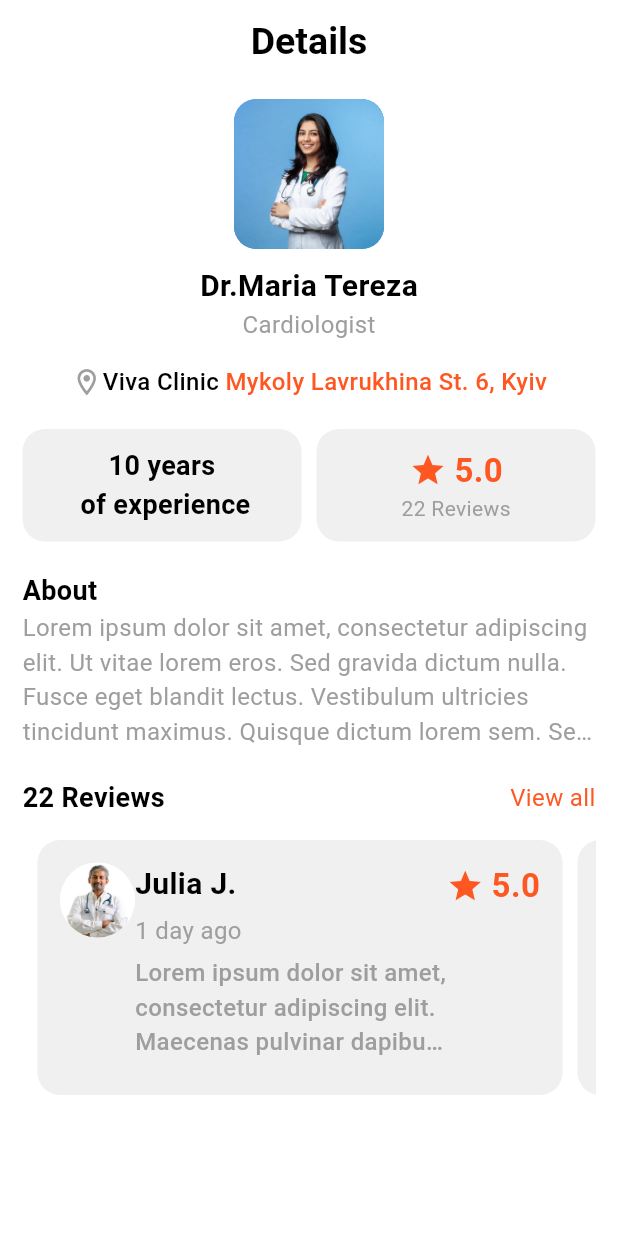
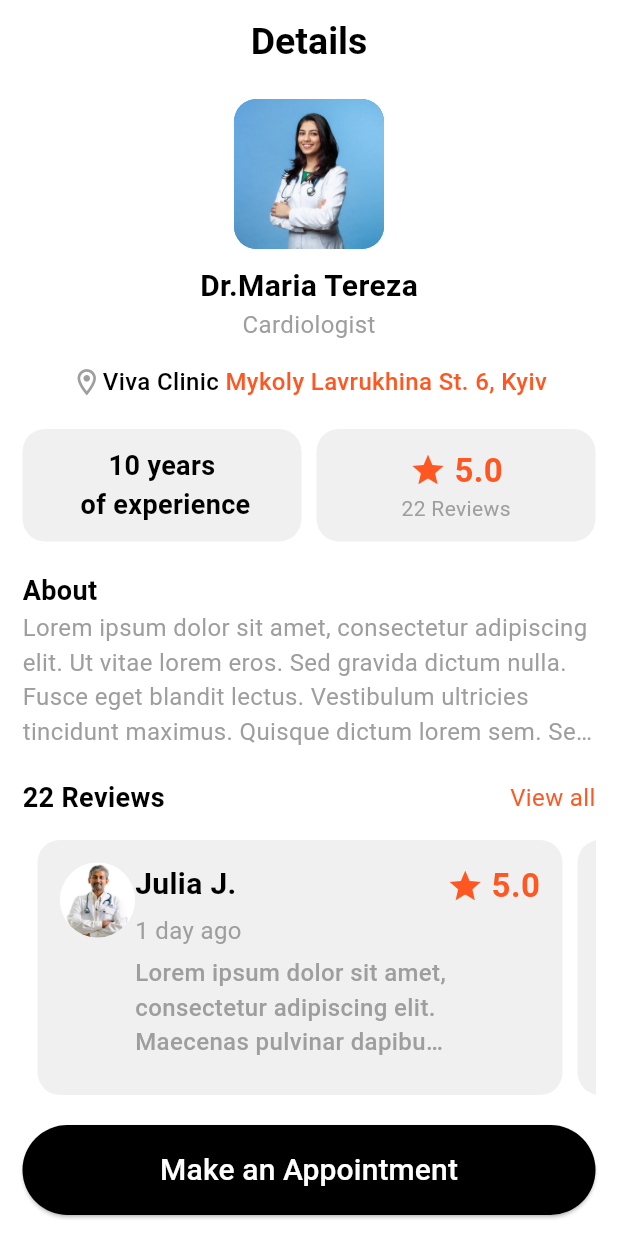
Before and after one commit to Zaidusyy/Flutter-Practice-Projects, a Flutter app: the screen it shows after launch, on a phone screen of 412 x 824 dp. Run offline on Flutter 3.47's test engine with Material 3 defaults, Android fonts, the phone set to English and light mode, and no system bars; our stand-ins replace google_fonts; missing offline and left inert: arcore_flutter_plugin.

Commit message:
only add assets for reviews and back topp button change

```diff
--- a/day2/lib/Details.dart
+++ b/day2/lib/Details.dart
@@ -89,7 +89,8 @@ class Details extends StatelessWidget {
                   Expanded(
                     child: Container(
                       height: 75,
-                      padding: EdgeInsets.symmetric(horizontal: 10, vertical: 5),
+                      padding:
+                          EdgeInsets.symmetric(horizontal: 10, vertical: 5),
                       decoration: BoxDecoration(
                           color: Colors.grey.withAlpha(40),
                           borderRadius: BorderRadius.circular(15)),
@@ -108,7 +109,8 @@ class Details extends StatelessWidget {
                   Expanded(
                     child: Container(
                       height: 75,
-                      padding: EdgeInsets.symmetric(horizontal: 10, vertical: 5),
+                      padding:
+                          EdgeInsets.symmetric(horizontal: 10, vertical: 5),
                       decoration: BoxDecoration(
                           color: Colors.grey.withAlpha(40),
                           borderRadius: BorderRadius.circular(15)),
@@ -202,8 +204,8 @@ class Details extends StatelessWidget {
               SizedBox(
                 height: 170,
                 child: ListView.builder(
-                  scrollDirection: Axis.horizontal,
-                  itemCount: 10,
+                    scrollDirection: Axis.horizontal,
+                    itemCount: 10,
                     itemBuilder: (context, index) => Container(
                           height: 170,
                           width: 350,
@@ -227,7 +229,8 @@ class Details extends StatelessWidget {
                                   ),
                                   Expanded(
                                     child: Column(
-                                      mainAxisAlignment: MainAxisAlignment.start,
+                                      mainAxisAlignment:
+                                          MainAxisAlignment.start,
                                       crossAxisAlignment:
                                           CrossAxisAlignment.start,
                                       spacing: 5,
@@ -262,6 +265,26 @@ class Details extends StatelessWidget {
                             ],
                           ),
                         )),
+              ),
+              SizedBox(
+                height: 20,
+              ),
+              SizedBox(
+                width: double.infinity,
+                height: 60,
+                child: ElevatedButton(
+                  onPressed: () {},
+                  style: ButtonStyle(
+                      backgroundColor: WidgetStatePropertyAll(Colors.black),
+                      foregroundColor: WidgetStatePropertyAll(Colors.white),splashFactory: NoSplash.splashFactory),
+                  child: Text(
+                    'Make an Appointment',
+                    style: TextStyle(
+                      color: Colors.white,
+                      fontSize: 20,
+                    ),
+                  ),
+                ),
               )
             ],
           ),
```
